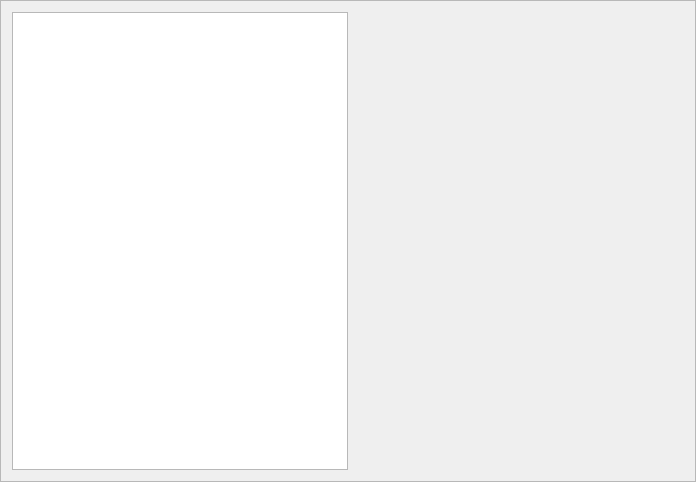
This is src/gdxviewer/gdxviewer.ui in GAMS-dev/studio as Qt 5 draws it before an edit. The edited form follows.
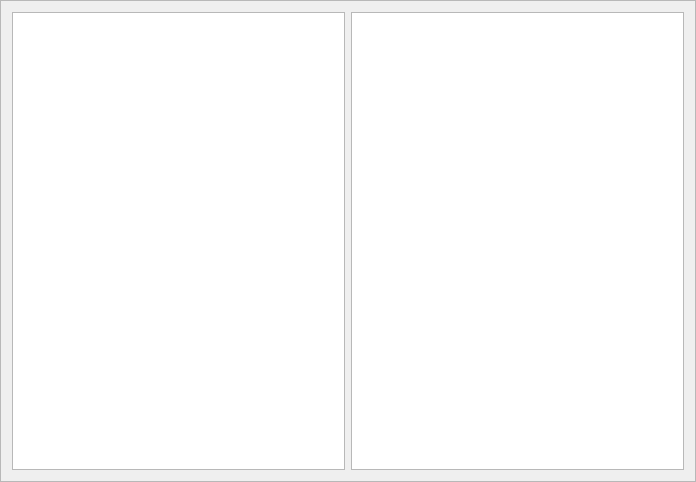
This is the edited form.

```diff
--- a/src/gdxviewer/gdxviewer.ui
+++ b/src/gdxviewer/gdxviewer.ui
@@ -23,20 +23,20 @@
    <item>
     <layout class="QHBoxLayout" name="horizontalLayout">
      <item>
-      <widget class="QTableView" name="tvSymbols"/>
+      <widget class="QTableView" name="tvSymbols">
+       <property name="selectionMode">
+        <enum>QAbstractItemView::SingleSelection</enum>
+       </property>
+       <property name="selectionBehavior">
+        <enum>QAbstractItemView::SelectRows</enum>
+       </property>
+       <attribute name="verticalHeaderVisible">
+        <bool>false</bool>
+       </attribute>
+      </widget>
      </item>
      <item>
-      <spacer name="horizontalSpacer">
-       <property name="orientation">
-        <enum>Qt::Horizontal</enum>
-       </property>
-       <property name="sizeHint" stdset="0">
-        <size>
-         <width>40</width>
-         <height>20</height>
-        </size>
-       </property>
-      </spacer>
+      <widget class="QTableView" name="tableView"/>
      </item>
     </layout>
    </item>
```
